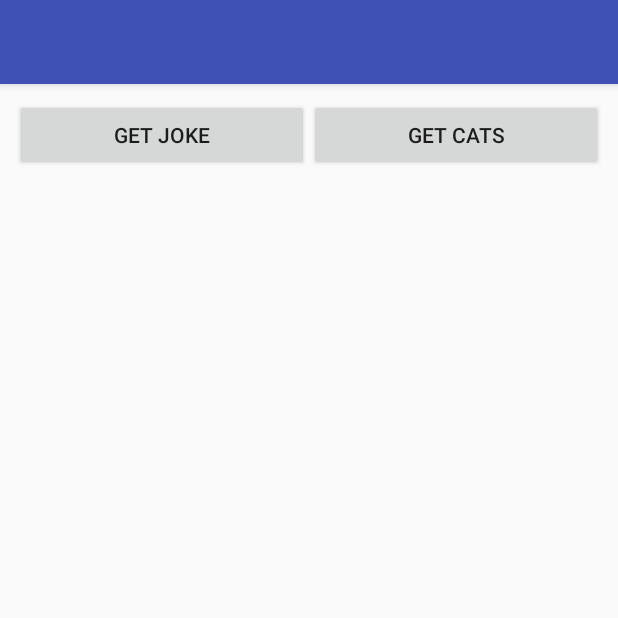
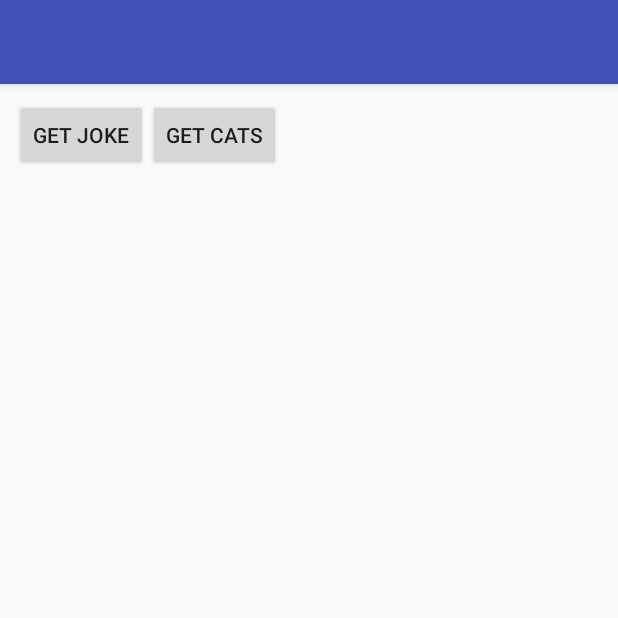
Before and after one commit to malbor806/Android-Projects, an Android app: the screen it shows after launch (MainActivity), on a phone screen of 412 x 824 dp, the top half of it. Run offline under Robolectric (Android 15) with nearby library versions, the phone set to English and light mode, and no system bars; our stand-ins replace ButterKnife, Picasso; pictures from the network do not load; 2 statements that could not run were skipped.

Commit message:
add grid view adapter + fixex

```diff
--- a/CatsAndJokes/app/build.gradle
+++ b/CatsAndJokes/app/build.gradle
@@ -38,6 +38,7 @@ dependencies {
     compile 'com.squareup.retrofit2:converter-gson:2.1.0'
     compile 'com.squareup.retrofit2:converter-simplexml:2.3.0'
     compile 'com.android.support:design:25.3.1'
+    compile 'com.squareup.picasso:picasso:2.5.2'
     compile 'com.android.support.constraint:constraint-layout:1.0.2'
     compile 'com.android.support:support-v4:25.3.1'
     compile 'com.jakewharton:butterknife:8.5.1'
--- a/CatsAndJokes/app/src/main/res/layout/activity_main.xml
+++ b/CatsAndJokes/app/src/main/res/layout/activity_main.xml
@@ -22,7 +22,7 @@
     <LinearLayout
         android:layout_width="match_parent"
         android:layout_height="wrap_content"
-        android:layout_weight="1"
+        android:orientation="horizontal"
         android:padding="10dp">
 
         <Button
@@ -30,7 +30,6 @@
             android:layout_width="wrap_content"
             android:layout_height="wrap_content"
             android:layout_gravity="left"
-            android:layout_weight="1"
             android:text="@string/get_joke" />
 
         <Button
@@ -38,32 +37,28 @@
             android:layout_width="wrap_content"
             android:layout_height="wrap_content"
             android:layout_gravity="right"
-            android:layout_weight="1"
             android:text="@string/get_cats" />
     </LinearLayout>
 
     <LinearLayout
         android:layout_width="match_parent"
-        android:layout_height="wrap_content"
-        android:layout_weight="2"
-        android:orientation="vertical">
+        android:layout_height="0dp"
+        android:layout_weight="7"
+        android:orientation="vertical"
+        android:weightSum="8">
 
         <TextView
             android:id="@+id/tv_showJoke"
             android:layout_width="match_parent"
             android:layout_height="wrap_content"
+            android:textSize="16sp"
             tools:text="Joke field" />
 
-        <ScrollView
+        <GridView
+            android:id="@+id/gv_catsList"
             android:layout_width="match_parent"
-            android:layout_height="match_parent">
-
-            <GridView
-                android:id="@+id/gv_catsList"
-                android:layout_width="match_parent"
-                android:layout_height="wrap_content"
-                android:numColumns="auto_fit" />
-        </ScrollView>
+            android:layout_height="wrap_content"
+            android:numColumns="auto_fit" />
 
     </LinearLayout>
 </LinearLayout>
```
Also changed, not shown: CatsAndJokes/app/src/main/java/com/am/demo/catsandjokes/MainActivity.java (+12 -1 lines), CatsAndJokes/app/src/main/java/com/am/demo/catsandjokes/adapter/ImageGridViewAdapter.java (added, +63 -0 lines), CatsAndJokes/app/src/main/res/layout/grid_view_layout.xml (added, +12 -0 lines).
